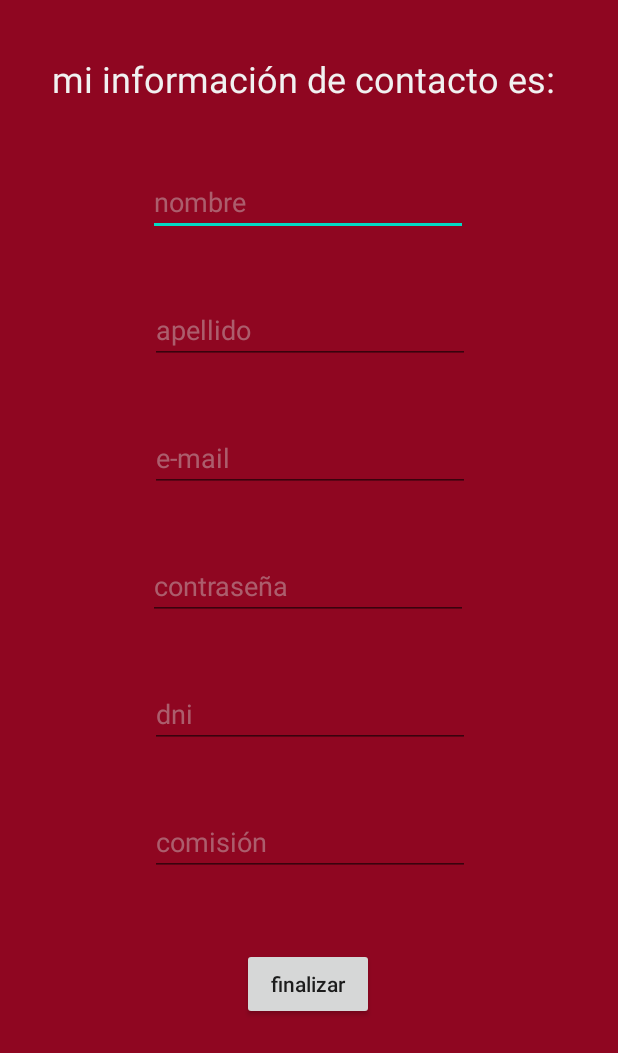
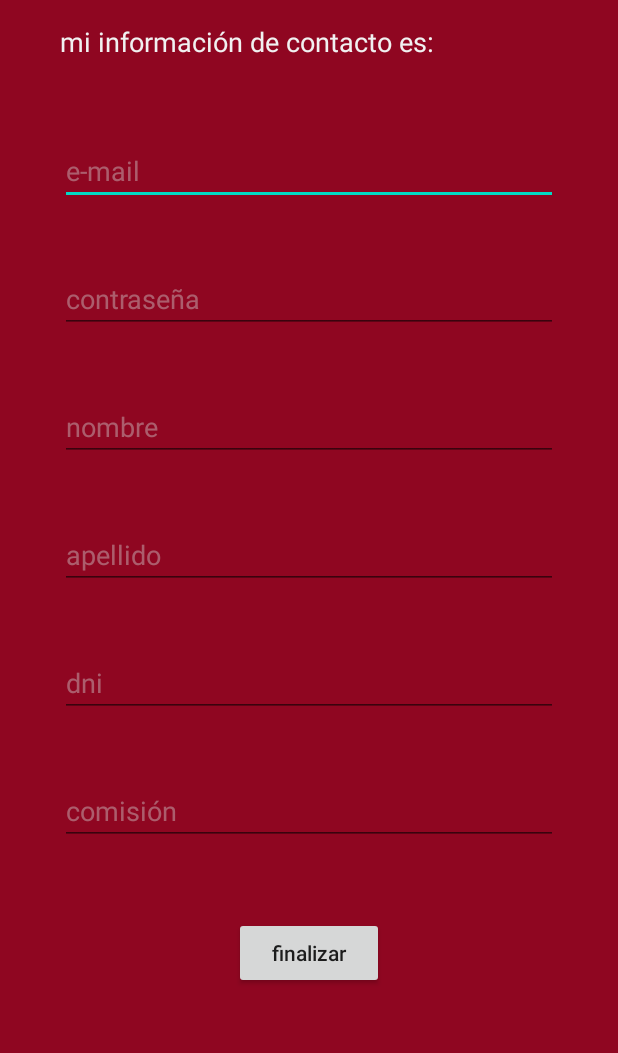
Before and after one commit to cristian-rios/sensor-visualizer, an Android app: the RegisterActivity screen opened directly, with no data from a screen before it, on a phone screen of 412 x 824 dp. Shown: the top 1053 px of the screen. Run offline under Robolectric (Android 15) with nearby library versions, the phone set to English and light mode, and no system bars; 1 statement that could not run was skipped.

Commit message:
communication between activities

```diff
--- a/SensorRegister/app/src/main/AndroidManifest.xml
+++ b/SensorRegister/app/src/main/AndroidManifest.xml
@@ -10,7 +10,7 @@
         android:supportsRtl="true"
         android:theme="@style/AppTheme">
         <activity android:name=".RegisterActivity"></activity>
-        <activity android:name=".MainActivity">
+        <activity android:name=".LoginActivity">
             <intent-filter>
                 <action android:name="android.intent.action.MAIN" />
 
--- /dev/null
+++ b/SensorRegister/app/src/main/java/com/example/sensorregister/LoginActivity.java
@@ -0,0 +1,43 @@
+package com.example.sensorregister;
+
+import androidx.appcompat.app.AppCompatActivity;
+
+import android.content.Intent;
+import android.os.Bundle;
+import android.view.View;
+import android.widget.Button;
+import android.widget.TextView;
+
+public class LoginActivity extends AppCompatActivity {
+    private Button loginBttn;
+    private TextView registerText;
+    private TextView mail;
+    @Override
+    protected void onCreate(Bundle savedInstanceState) {
+        super.onCreate(savedInstanceState);
+        setContentView(R.layout.activity_main);
+
+        mail = (TextView) findViewById(R.id.mail);
+        loginBttn = (Button) findViewById(R.id.loginBttn);
+        loginBttn.setOnClickListener(buttonsListener);
+        registerText = (TextView) findViewById(R.id.signUpButton);
+        registerText.setOnClickListener(buttonsListener);
+}
+
+    public View.OnClickListener buttonsListener = new View.OnClickListener() {
+        @Override
+        public void onClick(View view) {
+            Intent intent;
+            switch (view.getId()){
+                case R.id.loginBttn:
+                    break;
+                case R.id.signUpButton:
+                    intent = new Intent(LoginActivity.this, RegisterActivity.class);
+                    intent.putExtra("mail", mail.getText().toString());
+                    startActivity(intent);
+                    break;
+
+            }
+        }
+    };
+}
--- a/SensorRegister/app/src/main/java/com/example/sensorregister/MainActivity.java
+++ /dev/null
@@ -1,14 +0,0 @@
-package com.example.sensorregister;
-
-import androidx.appcompat.app.AppCompatActivity;
-
-import android.os.Bundle;
-
-public class MainActivity extends AppCompatActivity {
-
-    @Override
-    protected void onCreate(Bundle savedInstanceState) {
-        super.onCreate(savedInstanceState);
-        setContentView(R.layout.activity_main);
-    }
-}
--- a/SensorRegister/app/src/main/java/com/example/sensorregister/RegisterActivity.java
+++ b/SensorRegister/app/src/main/java/com/example/sensorregister/RegisterActivity.java
@@ -3,12 +3,32 @@ package com.example.sensorregister;
 import androidx.appcompat.app.AppCompatActivity;
 
 import android.os.Bundle;
+import android.widget.TextView;
 
 public class RegisterActivity extends AppCompatActivity {
+    private Bundle bundle;
+    private TextView mail, pass, name, lastname, dni, commission;
 
     @Override
     protected void onCreate(Bundle savedInstanceState) {
         super.onCreate(savedInstanceState);
         setContentView(R.layout.activity_register);
+
+        setupViews();
+        loadFromIntent();
+    }
+
+    private void setupViews() {
+        mail = (TextView) findViewById(R.id.registerMail);
+        name = (TextView) findViewById(R.id.name);
+        pass = (TextView) findViewById(R.id.registerPass);
+        lastname = (TextView) findViewById(R.id.lastname);
+        dni = (TextView) findViewById(R.id.dni);
+        commission = (TextView) findViewById(R.id.commission);
+    }
+
+    private void loadFromIntent() {
+        bundle = getIntent().getExtras();
+        mail.setText(bundle.getString("mail"));
     }
 }
--- a/SensorRegister/app/src/main/res/layout/activity_main.xml
+++ b/SensorRegister/app/src/main/res/layout/activity_main.xml
@@ -5,13 +5,13 @@
     android:layout_width="match_parent"
     android:layout_height="match_parent"
     android:background="#8F0621"
-    tools:context=".MainActivity">
+    tools:context=".LoginActivity">
 
     <EditText
-        android:id="@+id/email"
+        android:id="@+id/mail"
         android:layout_width="wrap_content"
         android:layout_height="wrap_content"
-        android:layout_marginTop="132dp"
+        android:layout_marginTop="128dp"
         android:ems="10"
         android:hint="e-mail"
         android:inputType="textEmailAddress"
@@ -34,7 +34,7 @@
         android:textColorHint="#6DD3D3D3"
         app:layout_constraintEnd_toEndOf="parent"
         app:layout_constraintStart_toStartOf="parent"
-        app:layout_constraintTop_toBottomOf="@+id/email" />
+        app:layout_constraintTop_toBottomOf="@+id/mail" />
 
     <TextView
         android:id="@+id/signUpButton"
--- a/SensorRegister/app/src/main/res/layout/activity_register.xml
+++ b/SensorRegister/app/src/main/res/layout/activity_register.xml
@@ -7,15 +7,80 @@
     android:background="#8F0621"
     tools:context=".RegisterActivity">
 
+    <ScrollView
+        android:layout_width="match_parent"
+        android:layout_height="match_parent"
+        android:fillViewport="true"
+        app:layout_constraintBottom_toBottomOf="parent"
+        app:layout_constraintEnd_toEndOf="parent"
+        app:layout_constraintStart_toStartOf="parent"
+        app:layout_constraintTop_toTopOf="parent"
+        app:layout_constraintVertical_bias="0.473">
+
+        <LinearLayout
+            android:layout_width="match_parent"
+            android:layout_height="wrap_content"
+            android:orientation="vertical">
+
+            <TextView
+                android:id="@+id/label"
+                android:layout_width="342dp"
+                android:layout_height="36dp"
+                android:layout_marginHorizontal="40dp"
+                android:layout_marginTop="15dp"
+                android:text="mi información de contacto es:"
+                android:textColor="#F1F1F1"
+                android:textSize="18dp"
+                app:layout_constraintEnd_toEndOf="parent"
+                app:layout_constraintHorizontal_bias="0.494"
+                app:layout_constraintStart_toStartOf="parent"
+                app:layout_constraintTop_toTopOf="parent" />
+
+            <EditText
+                android:id="@+id/registerMail"
+                android:layout_width="match_parent"
+                android:layout_height="wrap_content"
+                android:layout_marginHorizontal="40dp"
+                android:layout_marginTop="40dp"
+                android:ems="10"
+                android:hint="e-mail"
+                android:inputType="textEmailAddress"
+                android:textColorHint="#6DD3D3D3"
+                android:textColor="#DADADA"
+                app:layout_constraintEnd_toEndOf="parent"
+                app:layout_constraintHorizontal_bias="0.502"
+                app:layout_constraintStart_toStartOf="parent"
+                app:layout_constraintTop_toBottomOf="@+id/lastname" />
+
+            <EditText
+                android:id="@+id/registerPass"
+                android:layout_width="match_parent"
+                android:layout_height="wrap_content"
+                android:layout_gravity="center"
+                android:layout_marginHorizontal="40dp"
+                android:layout_marginTop="40dp"
+                android:ems="10"
+                android:hint="contraseña"
+                android:inputType="textPassword"
+                android:textColorHint="#6DD3D3D3"
+                android:textColor="#DADADA"
+                app:layout_constraintEnd_toEndOf="parent"
+                app:layout_constraintHorizontal_bias="0.497"
+                app:layout_constraintStart_toStartOf="parent"
+                app:layout_constraintTop_toBottomOf="@+id/registerMail" />
+
+
             <EditText
                 android:id="@+id/name"
-        android:layout_width="wrap_content"
+                android:layout_width="match_parent"
                 android:layout_height="wrap_content"
+                android:layout_marginHorizontal="40dp"
                 android:layout_marginTop="40dp"
                 android:ems="10"
                 android:hint="nombre"
                 android:inputType="textPersonName"
                 android:textColorHint="#6DD3D3D3"
+                android:textColor="#DADADA"
                 app:layout_constraintEnd_toEndOf="parent"
                 app:layout_constraintHorizontal_bias="0.497"
                 app:layout_constraintStart_toStartOf="parent"
@@ -23,78 +88,58 @@
 
             <EditText
                 android:id="@+id/lastname"
-        android:layout_width="wrap_content"
+                android:layout_width="match_parent"
                 android:layout_height="wrap_content"
+                android:layout_marginHorizontal="40dp"
                 android:layout_marginTop="40dp"
                 android:ems="10"
                 android:hint="apellido"
                 android:inputType="textPersonName"
                 android:textColorHint="#6DD3D3D3"
+                android:textColor="#DADADA"
                 app:layout_constraintEnd_toEndOf="parent"
                 app:layout_constraintHorizontal_bias="0.502"
                 app:layout_constraintStart_toStartOf="parent"
                 app:layout_constraintTop_toBottomOf="@+id/name" />
 
-    <EditText
-        android:id="@+id/email"
-        android:layout_width="wrap_content"
-        android:layout_height="wrap_content"
-        android:layout_marginTop="40dp"
-        android:ems="10"
-        android:hint="e-mail"
-        android:inputType="textEmailAddress"
-        android:textColorHint="#6DD3D3D3"
-        app:layout_constraintEnd_toEndOf="parent"
-        app:layout_constraintHorizontal_bias="0.502"
-        app:layout_constraintStart_toStartOf="parent"
-        app:layout_constraintTop_toBottomOf="@+id/lastname" />
 
             <EditText
                 android:id="@+id/dni"
-        android:layout_width="wrap_content"
+                android:layout_width="match_parent"
                 android:layout_height="wrap_content"
+                android:layout_marginHorizontal="40dp"
                 android:layout_marginTop="40dp"
                 android:ems="10"
                 android:hint="dni"
                 android:inputType="number"
                 android:textColorHint="#6DD3D3D3"
+                android:textColor="#DADADA"
                 app:layout_constraintEnd_toEndOf="parent"
                 app:layout_constraintHorizontal_bias="0.502"
                 app:layout_constraintStart_toStartOf="parent"
-        app:layout_constraintTop_toBottomOf="@+id/pass" />
+                app:layout_constraintTop_toBottomOf="@+id/registerPass" />
 
             <EditText
                 android:id="@+id/commission"
-        android:layout_width="wrap_content"
+                android:layout_width="match_parent"
                 android:layout_height="wrap_content"
+                android:layout_marginHorizontal="40dp"
                 android:layout_marginTop="40dp"
                 android:ems="10"
                 android:hint="comisión"
                 android:inputType="number"
                 android:textColorHint="#6DD3D3D3"
+                android:textColor="#DADADA"
                 app:layout_constraintEnd_toEndOf="parent"
                 app:layout_constraintHorizontal_bias="0.502"
                 app:layout_constraintStart_toStartOf="parent"
                 app:layout_constraintTop_toBottomOf="@+id/dni" />
 
-    <EditText
-        android:id="@+id/pass"
-        android:layout_width="wrap_content"
-        android:layout_height="wrap_content"
-        android:layout_marginTop="40dp"
-        android:ems="10"
-        android:hint="contraseña"
-        android:inputType="textPassword"
-        android:textColorHint="#6DD3D3D3"
-        app:layout_constraintEnd_toEndOf="parent"
-        app:layout_constraintHorizontal_bias="0.497"
-        app:layout_constraintStart_toStartOf="parent"
-        app:layout_constraintTop_toBottomOf="@+id/email" />
-
             <Button
                 android:id="@+id/submitBttn"
-        android:layout_width="wrap_content"
+                android:layout_width="100dp"
                 android:layout_height="wrap_content"
+                android:layout_gravity="center"
                 android:layout_marginTop="48dp"
                 android:text="finalizar"
                 android:textAllCaps="false"
@@ -105,17 +150,7 @@
                 app:layout_constraintTop_toBottomOf="@+id/commission"
                 app:layout_constraintVertical_bias="0.0" />
 
-    <TextView
-        android:id="@+id/label"
-        android:layout_width="342dp"
-        android:layout_height="36dp"
-        android:layout_marginTop="36dp"
-        android:text="mi información de contacto es:"
-        android:textColor="#F1F1F1"
-        android:textSize="24sp"
-        app:layout_constraintEnd_toEndOf="parent"
-        app:layout_constraintHorizontal_bias="0.494"
-        app:layout_constraintStart_toStartOf="parent"
-        app:layout_constraintTop_toTopOf="parent" />
+        </LinearLayout>
+    </ScrollView>
 
 </androidx.constraintlayout.widget.ConstraintLayout>
```
Lines whose indentation alone changed are shown as unchanged.
